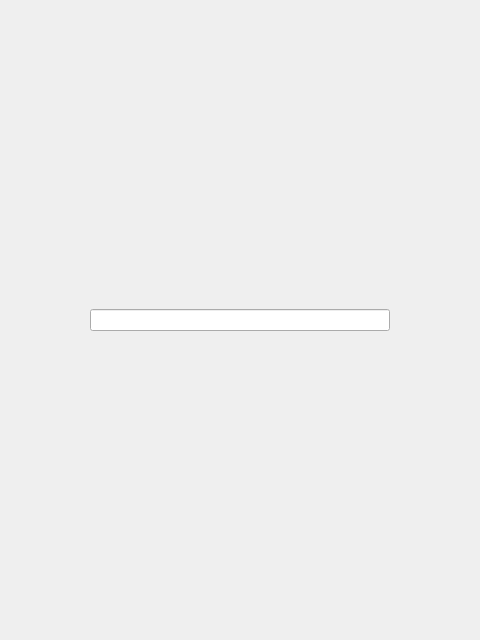
Before: the Qt Designer form ui/main_window.ui in mrfrend/high_programming, drawn with Qt 5.
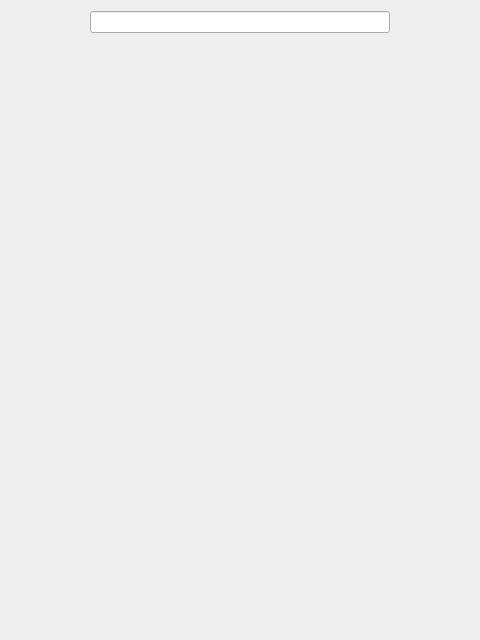
After: the same form once the commit is applied.

Commit message: feat: add spacer to layout main window

Diff of the .ui file:
```diff
--- a/ui/main_window.ui
+++ b/ui/main_window.ui
@@ -31,6 +31,19 @@
      </item>
     </layout>
    </item>
+   <item>
+    <spacer name="verticalSpacer">
+     <property name="orientation">
+      <enum>Qt::Vertical</enum>
+     </property>
+     <property name="sizeHint" stdset="0">
+      <size>
+       <width>20</width>
+       <height>40</height>
+      </size>
+     </property>
+    </spacer>
+   </item>
   </layout>
  </widget>
  <resources/>
```
